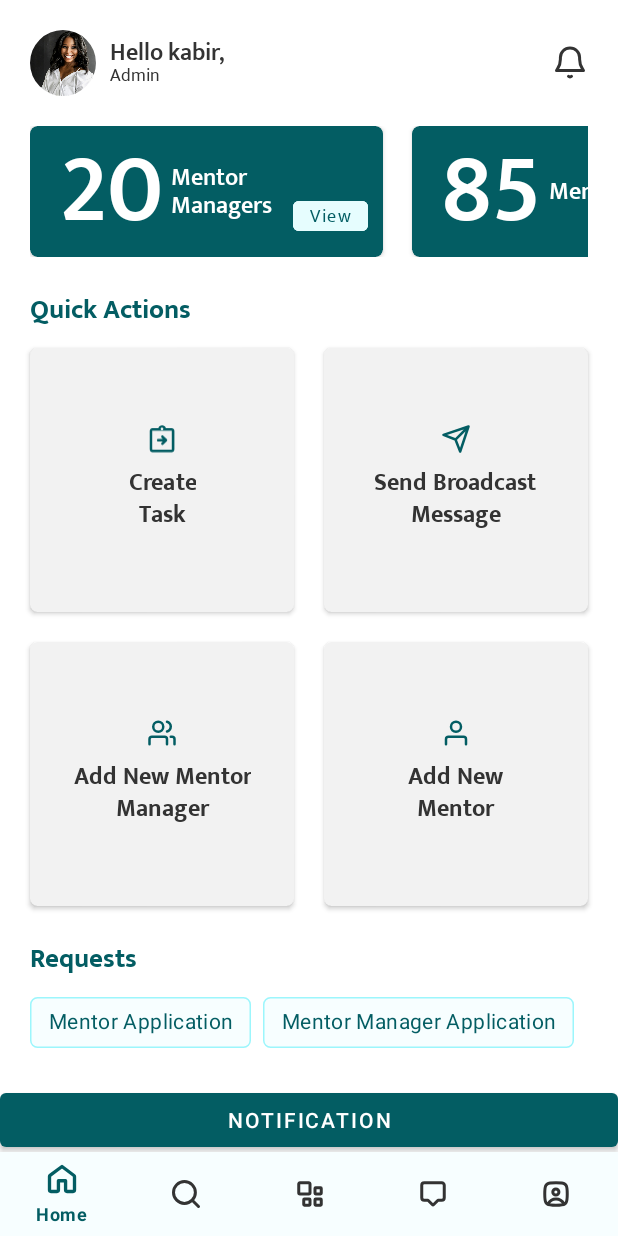
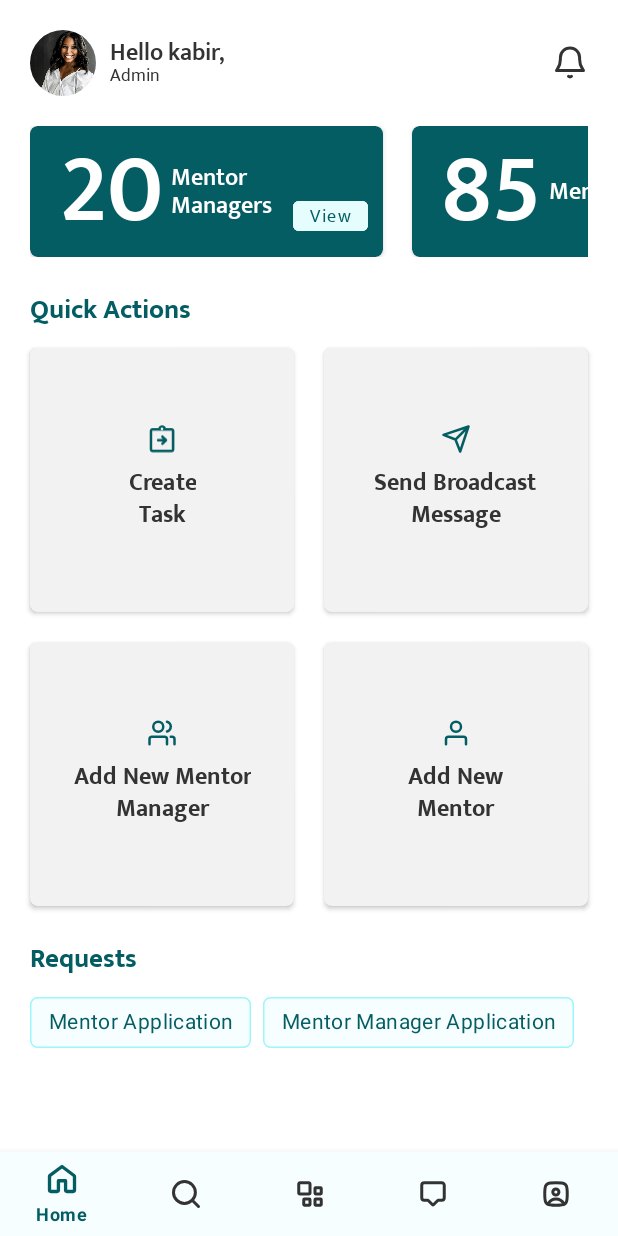
Before and after one commit to marawanxmamdouh/alc-MMSystem-admin, an Android app: the screen it shows after launch (MainActivity), on a phone screen of 412 x 824 dp. Run offline under Robolectric (Android 15) with nearby library versions, the phone set to English and light mode, and no system bars; our stand-ins replace data binding, navigation-ui.

Commit message:
navigation to notification for home

```diff
--- a/app/src/main/java/com/peculiaruc/alc_mmsystem_admin/ui/home/HomeFragment.kt
+++ b/app/src/main/java/com/peculiaruc/alc_mmsystem_admin/ui/home/HomeFragment.kt
@@ -7,7 +7,7 @@ import androidx.navigation.fragment.findNavController
 import com.peculiaruc.alc_mmsystem_admin.R
 import com.peculiaruc.alc_mmsystem_admin.databinding.FragmentHomeBinding
 import com.peculiaruc.alc_mmsystem_admin.ui.base.BaseFragment
-import com.peculiaruc.alc_mmsystem_admin.ui.main.MainActivity
+import com.peculiaruc.alc_mmsystem_admin.utilities.event.EventObserve
 
 
 class HomeFragment : BaseFragment<FragmentHomeBinding>() {
@@ -19,14 +19,16 @@ class HomeFragment : BaseFragment<FragmentHomeBinding>() {
         super.onViewCreated(view, savedInstanceState)
         setTitle(false)
         setBottomNavigationVisibility(true)
+        onEvents()
+    }
 
-        binding.buttonNotification.setOnClickListener {
-            findNavController().navigate(HomeFragmentDirections.actionHomeFragmentToNotificationFragment())
-        }
-
-//        binding.buttonTest.setOnClickListener {
-//            (requireActivity() as MainActivity).openDrawer()
-//        }
+    private fun onEvents() {
+        viewModel.notificationEvent.observe(viewLifecycleOwner, EventObserve {
+            findNavController().navigate(
+                HomeFragmentDirections
+                    .actionHomeFragmentToNotificationFragment()
+            )
+        })
     }
 
 }
--- a/app/src/main/java/com/peculiaruc/alc_mmsystem_admin/ui/home/HomeViewModel.kt
+++ b/app/src/main/java/com/peculiaruc/alc_mmsystem_admin/ui/home/HomeViewModel.kt
@@ -1,6 +1,16 @@
 package com.peculiaruc.alc_mmsystem_admin.ui.home
 
+import androidx.lifecycle.LiveData
+import androidx.lifecycle.MutableLiveData
 import androidx.lifecycle.ViewModel
+import com.peculiaruc.alc_mmsystem_admin.utilities.event.Event
 
 class HomeViewModel : ViewModel() {
+
+    private val _notificationEvent = MutableLiveData<Event<Boolean>>()
+    val notificationEvent: LiveData<Event<Boolean>> = _notificationEvent
+
+    fun onNotificationClick() {
+        _notificationEvent.postValue(Event(true))
+    }
 }
--- a/app/src/main/res/layout/fragment_home.xml
+++ b/app/src/main/res/layout/fragment_home.xml
@@ -65,6 +65,7 @@
                 android:layout_width="wrap_content"
                 android:layout_height="wrap_content"
                 android:layout_marginEnd="20dp"
+                android:onClick="@{() -> viewModel.onNotificationClick()}"
                 android:src="@drawable/ic_notifications"
                 app:layout_constraintBottom_toBottomOf="@+id/image_profile"
                 app:layout_constraintEnd_toEndOf="parent"
@@ -474,6 +475,7 @@
                 android:layout_marginStart="20dp"
                 android:layout_marginTop="10dp"
                 android:layout_marginEnd="20dp"
+                android:paddingBottom="44dp"
                 app:layout_constraintEnd_toEndOf="parent"
                 app:layout_constraintStart_toStartOf="parent"
                 app:layout_constraintTop_toBottomOf="@id/textView4">
@@ -506,19 +508,6 @@
                     app:chipStrokeColor="@color/mms_pry_8"
                     app:chipStrokeWidth="1dp" />
             </com.google.android.material.chip.ChipGroup>
-
-            <Button
-                android:id="@+id/button_notification"
-                android:layout_width="match_parent"
-                android:layout_height="wrap_content"
-                android:layout_marginTop="24dp"
-                android:layout_marginBottom="24dp"
-                android:text="Notification"
-                app:layout_constraintBottom_toBottomOf="parent"
-                app:layout_constraintEnd_toEndOf="parent"
-                app:layout_constraintStart_toStartOf="parent"
-                app:layout_constraintTop_toBottomOf="@+id/chipGroup2" />
-
         </androidx.constraintlayout.widget.ConstraintLayout>
     </ScrollView>
 </layout>
```
